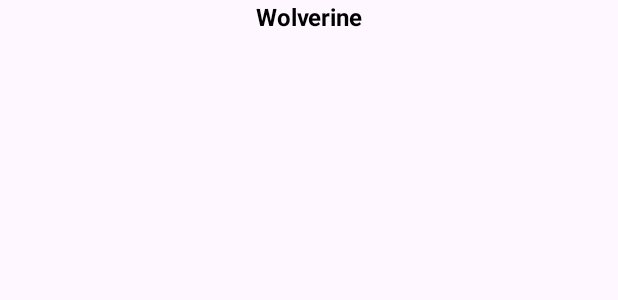
After one commit to XaviPaez/Dispositivos_Moviles_Clases_xp, an Android app: the layout activity_details_marvel.xml on its own in the app's theme, with its tools: preview values and no code run, on a phone screen of 412 x 824 dp. The commit adds this screen. Shown: the top 300 px of the screen. Run offline under Robolectric (Android 15) with nearby library versions, the light colour scheme and no system bars; Roboto replaces fonts that are not available here.

Commit message:
Clase del 20 de junio

```diff
--- a/app/build.gradle
+++ b/app/build.gradle
@@ -1,6 +1,7 @@
 plugins {
     id 'com.android.application'
     id 'org.jetbrains.kotlin.android'
+    id 'kotlin-parcelize'
 }
 
 android {
@@ -46,4 +47,6 @@
     androidTestImplementation 'androidx.test.ext:junit:1.1.5'
     androidTestImplementation 'androidx.test.espresso:espresso-core:3.5.1'
     implementation 'com.squareup.picasso:picasso:2.8'
+    implementation "androidx.swiperefreshlayout:swiperefreshlayout:1.1.0"
+
 }
--- a/app/src/main/AndroidManifest.xml
+++ b/app/src/main/AndroidManifest.xml
@@ -2,8 +2,7 @@
 <manifest xmlns:android="http://schemas.android.com/apk/res/android"
     xmlns:tools="http://schemas.android.com/tools">
 
-    <uses-permission android:name="android.permission.INTERNET"></uses-permission>
-
+    <uses-permission android:name="android.permission.INTERNET" />
 
     <application
         android:allowBackup="true"
@@ -15,6 +14,9 @@
         android:supportsRtl="true"
         android:theme="@style/Theme.DispositivosMoviles"
         tools:targetApi="31">
+        <activity
+            android:name=".ui.activities.DetailsMarvel"
+            android:exported="false" />
         <activity
             android:name=".ui.activities.MainActivity"
             android:exported="false" />
--- /dev/null
+++ b/app/src/main/res/layout/activity_details_marvel.xml
@@ -0,0 +1,33 @@
+<?xml version="1.0" encoding="utf-8"?>
+<LinearLayout  xmlns:android="http://schemas.android.com/apk/res/android"
+    xmlns:app="http://schemas.android.com/apk/res-auto"
+    xmlns:tools="http://schemas.android.com/tools"
+    android:layout_width="match_parent"
+    android:layout_height="match_parent"
+    android:orientation="vertical"
+    tools:context=".ui.activities.DetailsMarvel">
+
+
+    <ImageView
+        android:id="@+id/img"
+        android:layout_width="match_parent"
+        android:layout_height="wrap_content"
+
+        ></ImageView>
+
+    <TextView
+        android:id="@+id/txtName"
+        android:layout_width="match_parent"
+        android:layout_height="wrap_content"
+        android:gravity="center"
+        android:text="Wolverine"
+        android:textColor="@color/black"
+        android:textSize="16sp"
+        android:textStyle="bold"
+
+        ></TextView>
+
+
+
+
+</LinearLayout>
--- a/build.gradle
+++ b/build.gradle
@@ -1,5 +1,6 @@
 // Top-level build file where you can add configuration options common to all sub-projects/modules.
 plugins {
+
     id 'com.android.application' version '8.0.0' apply false
     id 'com.android.library' version '8.0.0' apply false
     id 'org.jetbrains.kotlin.android' version '1.8.0' apply false
```
Also changed, not shown: app/src/main/java/com/example/dispositivosmoviles/data/entities/marvel/MarvelChars.kt (+7 -1 lines), app/src/main/java/com/example/dispositivosmoviles/ui/activities/DetailsMarvel.kt (added, +43 -0 lines), app/src/main/java/com/example/dispositivosmoviles/ui/adapters/MarvelAdapter.kt (+12 -5 lines), app/src/main/java/com/example/dispositivosmoviles/ui/fragments/FirstFragment.kt (+26 -2 lines), app/src/main/res/layout/fragment_first1.xml (+9 -1 lines).
